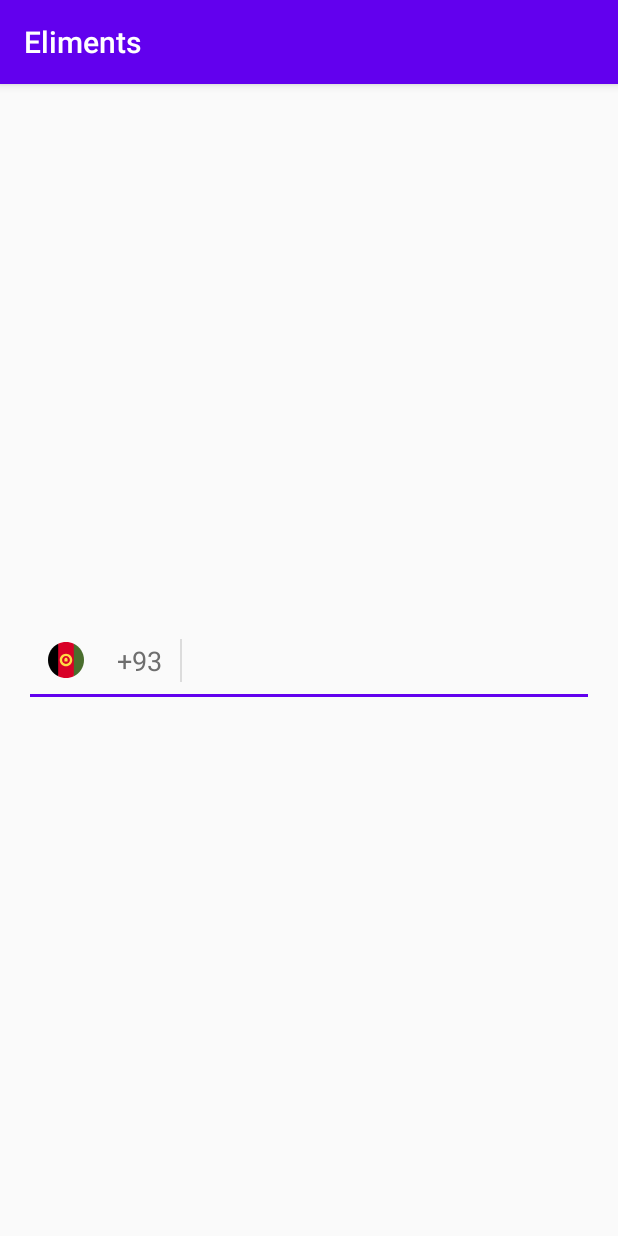
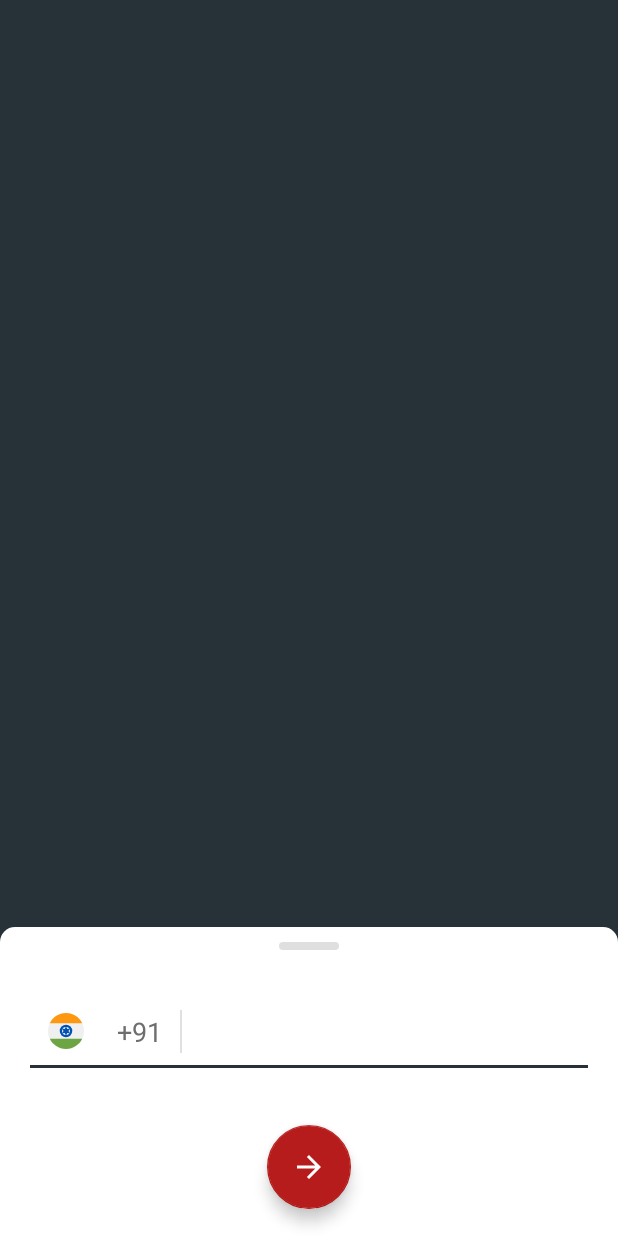
Before and after one commit to javed-dev/Eliments, an Android app: the screen it shows after launch (MainActivity), on a phone screen of 412 x 824 dp. Run offline under Robolectric (Android 15) with nearby library versions, the phone set to English and light mode, and no system bars; libraries missing offline, so code that uses them is left out: io.michaelrocks.libphonenumber; 1 statement that could not run was skipped.

```diff
--- a/app/build.gradle
+++ b/app/build.gradle
@@ -27,8 +27,9 @@ dependencies {
     implementation 'androidx.appcompat:appcompat:1.1.0'
     implementation 'androidx.constraintlayout:constraintlayout:1.1.3'
     implementation project(path: ':phonenumberinput')
-    testImplementation 'junit:junit:4.12'
+    testImplementation 'junit:junit:4.13'
     androidTestImplementation 'androidx.test.ext:junit:1.1.1'
     androidTestImplementation 'androidx.test.espresso:espresso-core:3.2.0'
+    implementation 'com.google.android.material:material:1.3.0-alpha01'
 
 }
--- /dev/null
+++ b/app/src/main/res/drawable/dragger.xml
@@ -0,0 +1,5 @@
+<?xml version="1.0" encoding="utf-8"?>
+<shape xmlns:android="http://schemas.android.com/apk/res/android">
+    <solid android:color="#20000000" />
+    <corners android:radius="10dp" />
+</shape>
--- /dev/null
+++ b/app/src/main/res/drawable/next.xml
@@ -0,0 +1,12 @@
+<vector xmlns:android="http://schemas.android.com/apk/res/android"
+    xmlns:tools="http://schemas.android.com/tools"
+    android:width="24dp"
+    android:height="24dp"
+    android:tint="#FFFFFF"
+    android:viewportWidth="24"
+    android:viewportHeight="24">
+    <path
+        android:fillColor="@android:color/white"
+        android:pathData="M12,4l-1.41,1.41L16.17,11H4v2h12.17l-5.58,5.59L12,20l8,-8z"
+        tools:ignore="VectorRaster" />
+</vector>
--- /dev/null
+++ b/app/src/main/res/drawable/white_card.xml
@@ -0,0 +1,7 @@
+<?xml version="1.0" encoding="utf-8"?>
+<shape xmlns:android="http://schemas.android.com/apk/res/android">
+    <solid android:color="#FFF" />
+    <corners
+        android:topLeftRadius="10dp"
+        android:topRightRadius="10dp" />
+</shape>
--- a/app/src/main/res/layout/activity_main.xml
+++ b/app/src/main/res/layout/activity_main.xml
@@ -1,19 +1,61 @@
 <?xml version="1.0" encoding="utf-8"?>
-<androidx.constraintlayout.widget.ConstraintLayout xmlns:android="http://schemas.android.com/apk/res/android"
+<FrameLayout xmlns:android="http://schemas.android.com/apk/res/android"
     xmlns:app="http://schemas.android.com/apk/res-auto"
     xmlns:tools="http://schemas.android.com/tools"
     android:layout_width="match_parent"
     android:layout_height="match_parent"
+    android:background="@color/primaryColor"
     tools:context=".MainActivity">
 
-    <dev.javed.phonenumberinput.PhoneNumberInputText
+    <LinearLayout
         android:layout_width="match_parent"
         android:layout_height="wrap_content"
-        android:layout_margin="20dp"
-        android:background="@drawable/underline"
-        app:layout_constraintBottom_toBottomOf="parent"
-        app:layout_constraintEnd_toEndOf="parent"
-        app:layout_constraintStart_toStartOf="parent"
-        app:layout_constraintTop_toTopOf="parent" />
+        android:layout_gravity="bottom"
+        android:background="@drawable/white_card"
+        android:gravity="center"
+        android:orientation="vertical">
 
-</androidx.constraintlayout.widget.ConstraintLayout>
+        <View
+            android:layout_width="40dp"
+            android:layout_height="5dp"
+            android:layout_margin="10dp"
+            android:background="@drawable/dragger" />
+
+        <dev.javed.phonenumberinput.PhoneNumberInputText
+            android:layout_width="match_parent"
+            android:layout_height="0dp"
+            android:layout_margin="20dp"
+            android:layout_weight="1"
+            android:background="@drawable/underline" />
+
+        <com.google.android.material.floatingactionbutton.FloatingActionButton
+            android:layout_width="wrap_content"
+            android:layout_height="wrap_content"
+            android:src="@drawable/next"
+            app:useCompatPadding="true" />
+
+        <!--        <LinearLayout-->
+        <!--            android:layout_width="match_parent"-->
+        <!--            android:layout_height="wrap_content"-->
+        <!--            android:orientation="horizontal">-->
+
+        <!--            <dev.javed.phonenumberinput.PhoneNumberInputText-->
+        <!--                android:layout_width="0dp"-->
+        <!--                android:layout_height="match_parent"-->
+        <!--                android:layout_marginStart="10dp"-->
+        <!--                android:layout_marginLeft="10dp"-->
+        <!--                android:layout_marginTop="20dp"-->
+        <!--                android:layout_marginBottom="20dp"-->
+        <!--                android:layout_weight="1"-->
+        <!--                android:background="@drawable/underline" />-->
+
+        <!--            <com.google.android.material.floatingactionbutton.FloatingActionButton-->
+        <!--                android:layout_width="wrap_content"-->
+        <!--                android:layout_height="wrap_content"-->
+        <!--                android:src="@drawable/next"-->
+        <!--                app:useCompatPadding="true" />-->
+        <!--        </LinearLayout>-->
+
+    </LinearLayout>
+
+</FrameLayout>
--- a/app/src/main/res/values/colors.xml
+++ b/app/src/main/res/values/colors.xml
@@ -1,6 +1,11 @@
 <?xml version="1.0" encoding="utf-8"?>
 <resources>
-    <color name="colorPrimary">#6200EE</color>
-    <color name="colorPrimaryDark">#3700B3</color>
-    <color name="colorAccent">#03DAC5</color>
+    <color name="primaryColor">#263238</color>
+    <color name="primaryLightColor">#4f5b62</color>
+    <color name="primaryDarkColor">#000a12</color>
+    <color name="secondaryColor">#b71c1c</color>
+    <color name="secondaryLightColor">#f05545</color>
+    <color name="secondaryDarkColor">#7f0000</color>
+    <color name="primaryTextColor">#ffffff</color>
+    <color name="secondaryTextColor">#ffffff</color>
 </resources>
--- a/app/src/main/res/values/styles.xml
+++ b/app/src/main/res/values/styles.xml
@@ -1,10 +1,10 @@
 <resources>
     <!-- Base application theme. -->
-    <style name="AppTheme" parent="Theme.AppCompat.Light.DarkActionBar">
+    <style name="AppTheme" parent="Theme.AppCompat.Light.NoActionBar">
         <!-- Customize your theme here. -->
-        <item name="colorPrimary">@color/colorPrimary</item>
-        <item name="colorPrimaryDark">@color/colorPrimaryDark</item>
-        <item name="colorAccent">@color/colorAccent</item>
+        <item name="colorPrimary">@color/primaryColor</item>
+        <item name="colorPrimaryDark">@color/primaryDarkColor</item>
+        <item name="colorAccent">@color/secondaryColor</item>
     </style>
 
 </resources>
--- a/phonenumberinput/bintray.gradle
+++ b/phonenumberinput/bintray.gradle
@@ -5,8 +5,7 @@ version = libraryVersion
 task androidJavadocs(type: Javadoc) {
     failOnError = false
     source = android.sourceSets.main.java.srcDirs
-    ext.androidJar = "${android.sdkDirectory}/platforms/${android.compileSdkVersion}/android.jar"
-    classpath += files(ext.androidJar)
+    classpath += project.files(android.getBootClasspath().join(File.pathSeparator)) + configurations.compile
 }
 
 task androidJavadocsJar(type: Jar, dependsOn: androidJavadocs) {
--- a/phonenumberinput/build.gradle
+++ b/phonenumberinput/build.gradle
@@ -13,7 +13,7 @@ ext {
     siteUrl = 'https://github.com/javed-hussain/Eliments'
     gitUrl = 'https://github.com/javed-hussain/Eliments.git'
 
-    libraryVersion = '0.0.1-alpha04'
+    libraryVersion = '0.0.1-beta01'
 
     developerId = 'javed-dev'
     developerName = 'Javed Hussain'
--- a/phonenumberinput/src/main/java/dev/javed/phonenumberinput/Countries.java
+++ b/phonenumberinput/src/main/java/dev/javed/phonenumberinput/Countries.java
@@ -129,29 +129,29 @@ public class Countries {
         COUNTRIES.add(new Country("Mali","ML","223","mali"));
         COUNTRIES.add(new Country("Malta","MT","356","malta"));
         COUNTRIES.add(new Country("Marshall Islands","MH","692","marshall-island"));
-        COUNTRIES.add(new Country("Mauritania","MR","222","mauritania"));
-        COUNTRIES.add(new Country("Mauritius","MU","230","mauritius"));
-        COUNTRIES.add(new Country("Mexico","MX","52","mexico"));
-        COUNTRIES.add(new Country("Micronesia","FM","691","micronesia"));
-        COUNTRIES.add(new Country("Moldova","MD","373","moldova"));
-        COUNTRIES.add(new Country("Monaco","MC","377","monaco"));
-        COUNTRIES.add(new Country("Mongolia","MN","976","mongolia"));
-        COUNTRIES.add(new Country("Montenegro","ME","382","montenegro"));
-        COUNTRIES.add(new Country("Morocco","MA","212","morocco"));
-        COUNTRIES.add(new Country("Mozambique","MZ","258","mozambique"));
-        COUNTRIES.add(new Country("Myanmar","MM","95","myanmar"));
-        COUNTRIES.add(new Country("Namibia","","264","namibia"));
-        COUNTRIES.add(new Country("Nauru","NR","674","nauru"));
-        COUNTRIES.add(new Country("Nepal","NP","977","nepal"));
-        COUNTRIES.add(new Country("Netherlands","NL","31","netherlands"));
-        COUNTRIES.add(new Country("New Zealand","NZ","64","new-zealand"));
-        COUNTRIES.add(new Country("Nicaragua","NI","505","nicaragua"));
-        COUNTRIES.add(new Country("Niger","NE","227","niger"));
-        COUNTRIES.add(new Country("Nigeria","NG","234","nigeria"));
-        COUNTRIES.add(new Country("North Korea","KP","850","north-korea"));
-        COUNTRIES.add(new Country("Norway","NO","47","norway"));
-        COUNTRIES.add(new Country("Oman","OM","968","oman"));
-        COUNTRIES.add(new Country("Pakistan","PK","92","pakistan"));
+        COUNTRIES.add(new Country("Mauritania", "MR", "222", "mauritania"));
+        COUNTRIES.add(new Country("Mauritius", "MU", "230", "mauritius"));
+        COUNTRIES.add(new Country("Mexico", "MX", "52", "mexico"));
+        COUNTRIES.add(new Country("Micronesia", "FM", "691", "micronesia"));
+        COUNTRIES.add(new Country("Moldova", "MD", "373", "moldova"));
+        COUNTRIES.add(new Country("Monaco", "MC", "377", "monaco"));
+        COUNTRIES.add(new Country("Mongolia", "MN", "976", "mongolia"));
+        COUNTRIES.add(new Country("Montenegro", "ME", "382", "montenegro"));
+        COUNTRIES.add(new Country("Morocco", "MA", "212", "morocco"));
+        COUNTRIES.add(new Country("Mozambique", "MZ", "258", "mozambique"));
+        COUNTRIES.add(new Country("Myanmar", "MM", "95", "myanmar"));
+        COUNTRIES.add(new Country("Namibia", "NA", "264", "namibia"));
+        COUNTRIES.add(new Country("Nauru", "NR", "674", "nauru"));
+        COUNTRIES.add(new Country("Nepal", "NP", "977", "nepal"));
+        COUNTRIES.add(new Country("Netherlands", "NL", "31", "netherlands"));
+        COUNTRIES.add(new Country("New Zealand", "NZ", "64", "new-zealand"));
+        COUNTRIES.add(new Country("Nicaragua", "NI", "505", "nicaragua"));
+        COUNTRIES.add(new Country("Niger", "NE", "227", "niger"));
+        COUNTRIES.add(new Country("Nigeria", "NG", "234", "nigeria"));
+        COUNTRIES.add(new Country("North Korea", "KP", "850", "north-korea"));
+        COUNTRIES.add(new Country("Norway", "NO", "47", "norway"));
+        COUNTRIES.add(new Country("Oman", "OM", "968", "oman"));
+        COUNTRIES.add(new Country("Pakistan", "PK", "92", "pakistan"));
         COUNTRIES.add(new Country("Palau","PW","680","palau"));
         COUNTRIES.add(new Country("Palestine","PS","970","palestine"));
         COUNTRIES.add(new Country("Panama","PA","507","panama"));
@@ -198,24 +198,33 @@ public class Countries {
         COUNTRIES.add(new Country("Thailand","TH","66","thailand"));
         COUNTRIES.add(new Country("Togo","TG","228","togo"));
         COUNTRIES.add(new Country("Tonga","TO","676","tonga"));
-        COUNTRIES.add(new Country("Trinidad and Tobago","TT","1868","trinidad-and-tobago"));
-        COUNTRIES.add(new Country("Tunisia","TN","216","tunisia"));
-        COUNTRIES.add(new Country("Turkey","TR","90","turkey"));
-        COUNTRIES.add(new Country("Turkmenistan","TM","993","turkmenistan"));
-        COUNTRIES.add(new Country("Tuvalu","TV","688","tuvalu"));
-        COUNTRIES.add(new Country("Uganda","UG","256","uganda"));
-        COUNTRIES.add(new Country("Ukraine","UA","380","ukraine"));
-        COUNTRIES.add(new Country("United Arab Emirates","AE","971","united-arab-emirates"));
-        COUNTRIES.add(new Country("United Kingdom","GB","44","united-kingdom"));
-        COUNTRIES.add(new Country("United States","US","1","united-states-of-america"));
-        COUNTRIES.add(new Country("Uruguay","UY","598","uruguay"));
-        COUNTRIES.add(new Country("Uzbekistan","UZ","998","uzbekistn"));
-        COUNTRIES.add(new Country("Vanuatu","VU","678","vanuatu"));
-        COUNTRIES.add(new Country("Vatican","VA","379","vatican-city"));
-        COUNTRIES.add(new Country("Venezuela","VE","58","venezuela"));
-        COUNTRIES.add(new Country("Vietnam","VN","84","vietnam"));
-        COUNTRIES.add(new Country("Yemen","YE","967","yemen"));
-        COUNTRIES.add(new Country("Zambia","ZM","260","zambia"));
-        COUNTRIES.add(new Country("Zimbabwe","ZW","263","zimbabwe"));
+        COUNTRIES.add(new Country("Trinidad and Tobago", "TT", "1868", "trinidad-and-tobago"));
+        COUNTRIES.add(new Country("Tunisia", "TN", "216", "tunisia"));
+        COUNTRIES.add(new Country("Turkey", "TR", "90", "turkey"));
+        COUNTRIES.add(new Country("Turkmenistan", "TM", "993", "turkmenistan"));
+        COUNTRIES.add(new Country("Tuvalu", "TV", "688", "tuvalu"));
+        COUNTRIES.add(new Country("Uganda", "UG", "256", "uganda"));
+        COUNTRIES.add(new Country("Ukraine", "UA", "380", "ukraine"));
+        COUNTRIES.add(new Country("United Arab Emirates", "AE", "971", "united-arab-emirates"));
+        COUNTRIES.add(new Country("United Kingdom", "GB", "44", "united-kingdom"));
+        COUNTRIES.add(new Country("United States", "US", "1", "united-states-of-america"));
+        COUNTRIES.add(new Country("Uruguay", "UY", "598", "uruguay"));
+        COUNTRIES.add(new Country("Uzbekistan", "UZ", "998", "uzbekistn"));
+        COUNTRIES.add(new Country("Vanuatu", "VU", "678", "vanuatu"));
+        COUNTRIES.add(new Country("Vatican", "VA", "379", "vatican-city"));
+        COUNTRIES.add(new Country("Venezuela", "VE", "58", "venezuela"));
+        COUNTRIES.add(new Country("Vietnam", "VN", "84", "vietnam"));
+        COUNTRIES.add(new Country("Yemen", "YE", "967", "yemen"));
+        COUNTRIES.add(new Country("Zambia", "ZM", "260", "zambia"));
+        COUNTRIES.add(new Country("Zimbabwe", "ZW", "263", "zimbabwe"));
+    }
+
+    public static int getCountryIndex(String searchTerm) {
+        for (int i = 0; i < COUNTRIES.size(); i++) {
+            if (COUNTRIES.get(i).is(searchTerm)) {
+                return i;
+            }
+        }
+        return 0;
     }
 }
--- a/phonenumberinput/src/main/java/dev/javed/phonenumberinput/Country.java
+++ b/phonenumberinput/src/main/java/dev/javed/phonenumberinput/Country.java
@@ -63,8 +63,14 @@ public class Country {
     }
 
     public int getResId(Context context) {
-        String name = String.format("flag_%s",countryCode.toLowerCase());
+        String name = String.format("flag_%s", countryCode.toLowerCase());
         final Resources resources = context.getResources();
         return resources.getIdentifier(name, "drawable", context.getPackageName());
     }
+
+    public boolean is(String tag) {
+        return tag.equalsIgnoreCase(countryName)
+                || tag.equalsIgnoreCase(phoneCode)
+                || tag.equalsIgnoreCase(countryCode);
+    }
 }
--- a/phonenumberinput/src/main/java/dev/javed/phonenumberinput/PhoneNumberInputText.java
+++ b/phonenumberinput/src/main/java/dev/javed/phonenumberinput/PhoneNumberInputText.java
@@ -56,13 +56,13 @@ public class PhoneNumberInputText extends LinearLayout {
         phoneNumberUtil = PhoneNumberUtil.createInstance(context);
         inflate(getContext(), R.layout.phone_number_input, this);
         prepareView();
+        countryCodeSpinner.setSelection(Countries.getCountryIndex("IN"), true);
 //        getRootView().setBackgroundResource(R.drawable.border);
     }
 
     private void prepareView() {
         countryCodeSpinner = findViewById(R.id.country_code_spinner);
         phoneNumberText = findViewById(R.id.phone_number_text);
-
         if (phoneNumberText == null || countryCodeSpinner == null) {
             throw new IllegalStateException("Please provide a valid xml layout");
         }
@@ -90,7 +90,7 @@ public class PhoneNumberInputText extends LinearLayout {
             public void afterTextChanged(Editable s) {
                 String rawNumber = s.toString();
                 if (rawNumber.isEmpty()) {
-                    countryCodeSpinner.setSelection(0);
+                    countryCodeSpinner.setSelection(Countries.getCountryIndex("IN"), true);
                 } else {
                     if (rawNumber.startsWith("00")) {
                         rawNumber = rawNumber.replaceFirst("00", "+");
--- a/phonenumberinput/src/main/res/drawable/flag_nan.xml
+++ b/phonenumberinput/src/main/res/drawable/flag_na.xml
@@ -1,14 +1,14 @@
 <vector xmlns:android="http://schemas.android.com/apk/res/android"
-    android:width="512dp"
-    android:height="512dp"
+    android:width="200dp"
+    android:height="200dp"
     android:viewportWidth="512"
     android:viewportHeight="512">
   <path
       android:pathData="M256,256m-256,0a256,256 0,1 1,512 0a256,256 0,1 1,-512 0"
-      android:fillColor="#F0F0F0"/>
+      android:fillColor="#F0F0F0" />
   <path
       android:pathData="M74.981,437.02c10.739,10.739 22.197,20.316 34.216,28.748l356.569,-356.57c-8.431,-12.019 -18.008,-23.477 -28.748,-34.216c-10.739,-10.739 -22.197,-20.315 -34.216,-28.747L46.234,402.805C54.665,414.822 64.242,426.281 74.981,437.02z"
-      android:fillColor="#A2001D"/>
+      android:fillColor="#A2001D" />
   <path
       android:pathData="M74.981,74.98c-80.764,80.764 -96.268,202.056 -46.545,298.398L373.378,28.437C277.036,-21.286 155.743,-5.78 74.981,74.98z"
       android:fillColor="#0052B4"/>
```
